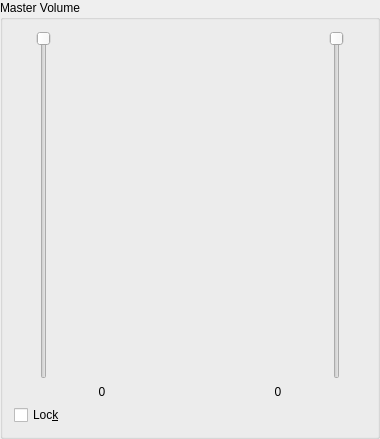
Qt form src/mastervolume.ui (jusirkka/kenvy24-sunset) before a commit.
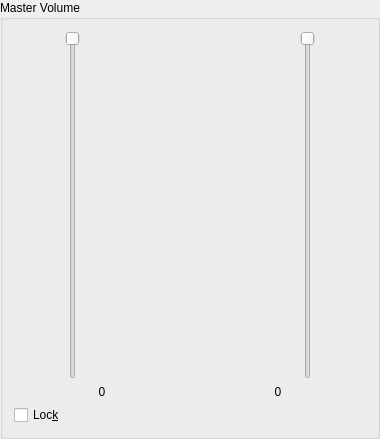
The same form after that commit. Custom widgets are drawn as their Qt base class.

```diff
--- a/src/mastervolume.ui
+++ b/src/mastervolume.ui
@@ -75,7 +75,7 @@
              <widget class="QSlider" name="leftSlider">
               <property name="sizePolicy">
                <sizepolicy hsizetype="Expanding" vsizetype="Expanding">
-                <horstretch>1</horstretch>
+                <horstretch>2</horstretch>
                 <verstretch>0</verstretch>
                </sizepolicy>
               </property>
@@ -100,7 +100,7 @@
              <widget class="PeakMeter" name="leftMeter" native="true">
               <property name="sizePolicy">
                <sizepolicy hsizetype="Expanding" vsizetype="Expanding">
-                <horstretch>2</horstretch>
+                <horstretch>1</horstretch>
                 <verstretch>0</verstretch>
                </sizepolicy>
               </property>
@@ -164,7 +164,7 @@
              <widget class="PeakMeter" name="rightMeter" native="true">
               <property name="sizePolicy">
                <sizepolicy hsizetype="Expanding" vsizetype="Expanding">
-                <horstretch>2</horstretch>
+                <horstretch>1</horstretch>
                 <verstretch>0</verstretch>
                </sizepolicy>
               </property>
@@ -180,7 +180,7 @@
              <widget class="QSlider" name="rightSlider">
               <property name="sizePolicy">
                <sizepolicy hsizetype="Expanding" vsizetype="Expanding">
-                <horstretch>1</horstretch>
+                <horstretch>2</horstretch>
                 <verstretch>0</verstretch>
                </sizepolicy>
               </property>
```
